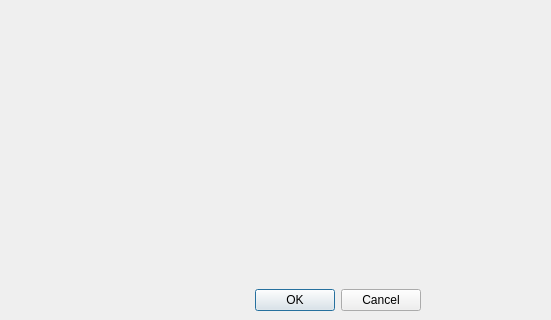
Old version of the form main_task.ui in the repository BlackAngel2108/RK4; both pictures show x 0 to 551 and y 446 to 766 of the 747 by 766 pixel window.
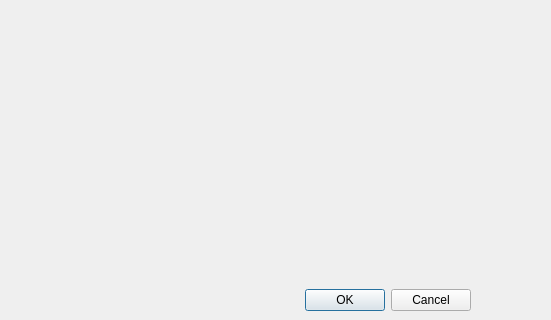
New version of the form.

Diff of the .ui file:
```diff
--- a/main_task.ui
+++ b/main_task.ui
@@ -16,7 +16,7 @@
   <widget class="QDialogButtonBox" name="buttonBox">
    <property name="geometry">
     <rect>
-     <x>80</x>
+     <x>130</x>
      <y>730</y>
      <width>341</width>
      <height>32</height>
```
